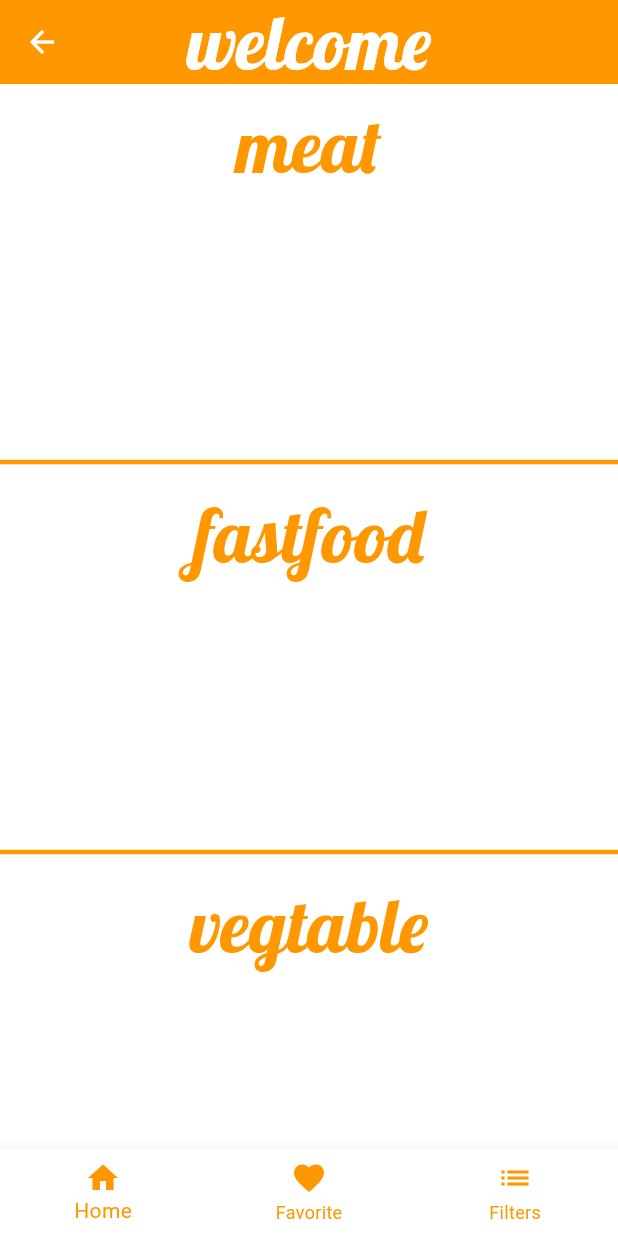
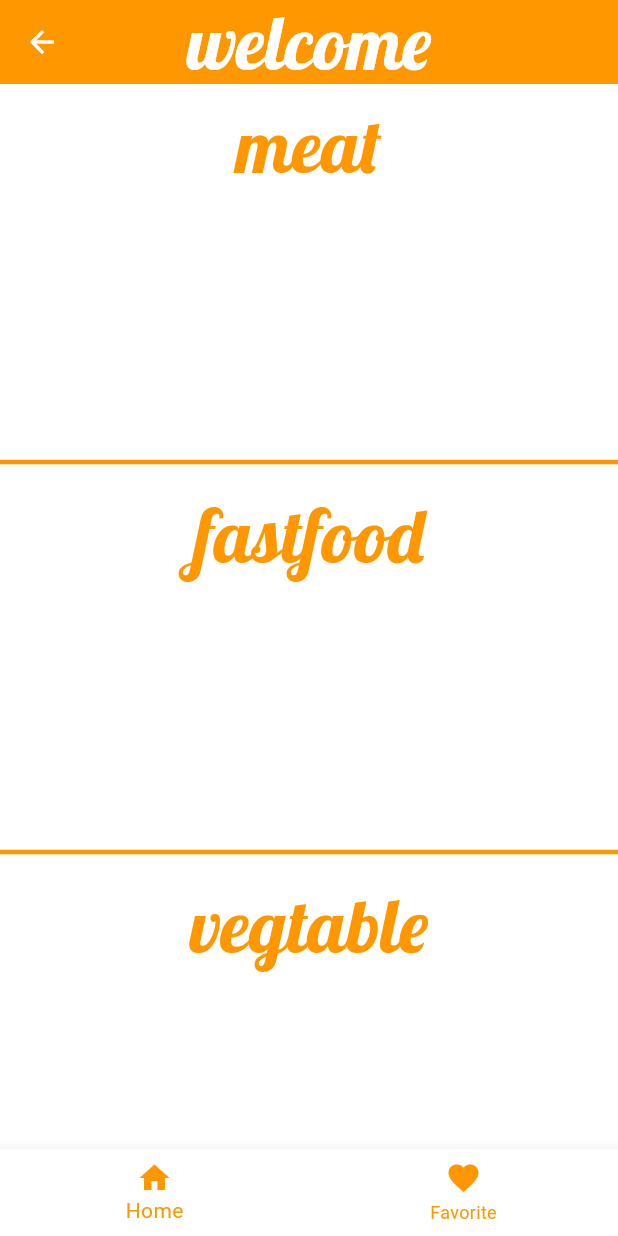
Before and after one commit to Rawezh-Tariq/meals_app, a Flutter app: the FavoriteScreen screen opened directly with empty values, on a phone screen of 412 x 824 dp. Run offline on Flutter 3.47's test engine with Material 2 defaults, Android fonts, the phone set to English and light mode, and no system bars; our stand-ins replace google_fonts; network calls fail.

Commit message:
Some simple changes

```diff
--- a/lib/screens/bottom_navigator_screen.dart
+++ b/lib/screens/bottom_navigator_screen.dart
@@ -1,7 +1,6 @@
 import 'package:flutter/material.dart';
 import 'package:meals_app/models/items.dart';
 import 'package:meals_app/screens/favorite_screen.dart';
-import 'package:meals_app/screens/filters_screen.dart';
 
 class BottomNavigatorScreen extends StatelessWidget {
   const BottomNavigatorScreen({
@@ -20,6 +19,7 @@ class BottomNavigatorScreen extends StatelessWidget {
       backgroundColor: curentTheme.bottomNavigationBarTheme.backgroundColor,
       unselectedItemColor:
           curentTheme.bottomNavigationBarTheme.unselectedItemColor,
+      selectedItemColor: curentTheme.bottomNavigationBarTheme.selectedItemColor,
       currentIndex: currentIndex,
       onTap: (currentIndex) {
         currentIndex = currentIndex;
@@ -37,12 +37,6 @@ class BottomNavigatorScreen extends StatelessWidget {
               myFavorites: myFavorites,
             );
           }));
-        } else if (currentIndex == 2 && currentScreen != 'filters') {
-          Navigator.push(context, MaterialPageRoute(builder: (context) {
-            return FiltersScreen(
-              curentTheme: curentTheme,
-            );
-          }));
         }
       },
       items: const [
@@ -54,10 +48,6 @@ class BottomNavigatorScreen extends StatelessWidget {
           icon: Icon(Icons.favorite),
           label: 'Favorite',
         ),
-        BottomNavigationBarItem(
-          icon: Icon(Icons.list),
-          label: 'Filters',
-        ),
       ],
     );
   }
--- a/lib/screens/favorite_screen.dart
+++ b/lib/screens/favorite_screen.dart
@@ -51,14 +51,16 @@ class FavoriteScreen extends StatelessWidget {
                             .where((element) =>
                                 element.categorise.name ==
                                     Categories.values[i].name &&
-                                element.isItFavorite == true)
+                                element.isItFavorite == true &&
+                                element.isFiltered == true)
                             .length,
                         itemBuilder: (context, index) {
                           final myFilteredItems = myFavorites
                               .where((element) =>
                                   element.categorise.name ==
                                       Categories.values[i].name &&
-                                  element.isItFavorite == true)
+                                  element.isItFavorite == true &&
+                                  element.isFiltered == true)
                               .toList();
 
                           return GestureDetector(
--- a/lib/tools/theme.dart
+++ b/lib/tools/theme.dart
@@ -44,6 +44,7 @@ ThemeData myDarkTheme = ThemeData(
   bottomNavigationBarTheme: const BottomNavigationBarThemeData(
     backgroundColor: Colors.black,
     unselectedItemColor: Colors.orange,
+    selectedItemColor: Colors.orange,
   ),
 );
 
@@ -89,5 +90,6 @@ ThemeData myLightTheme = ThemeData(
   bottomNavigationBarTheme: const BottomNavigationBarThemeData(
     backgroundColor: Colors.white,
     unselectedItemColor: Colors.orange,
+    selectedItemColor: Colors.orange,
   ),
 );
```
Also changed, not shown: lib/screens/drawer_screen.dart (+7 -5 lines).
